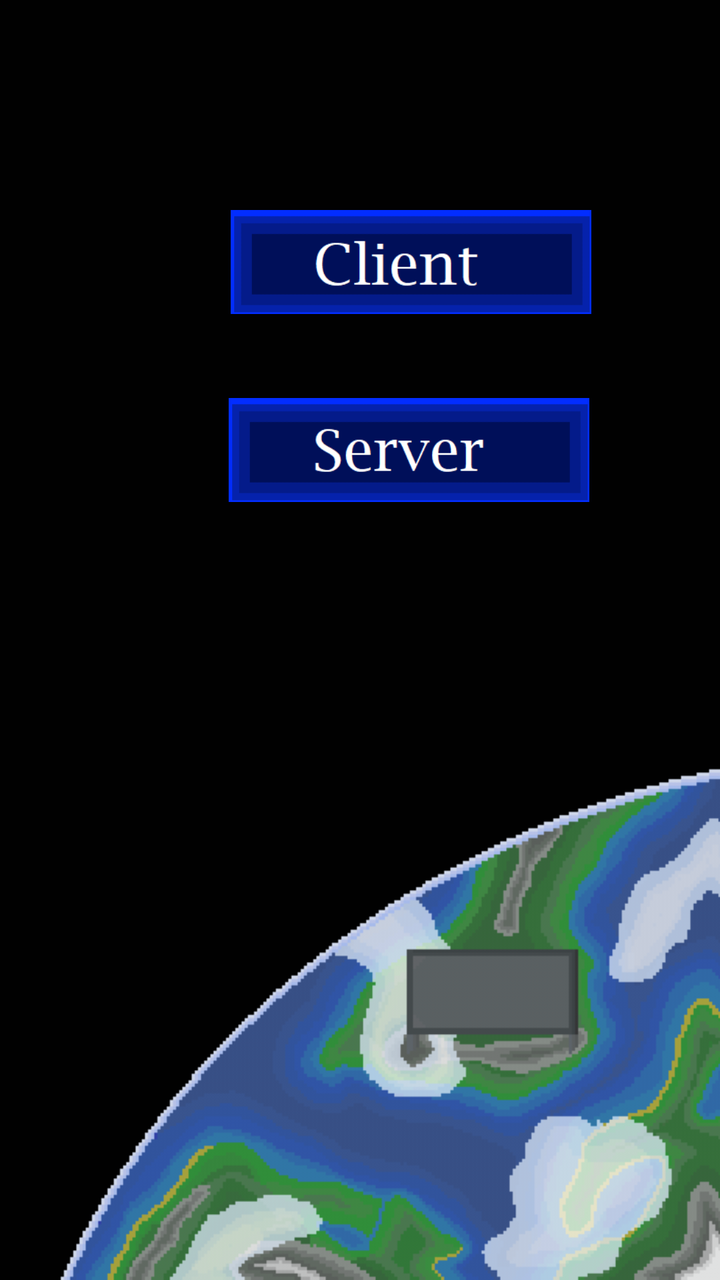
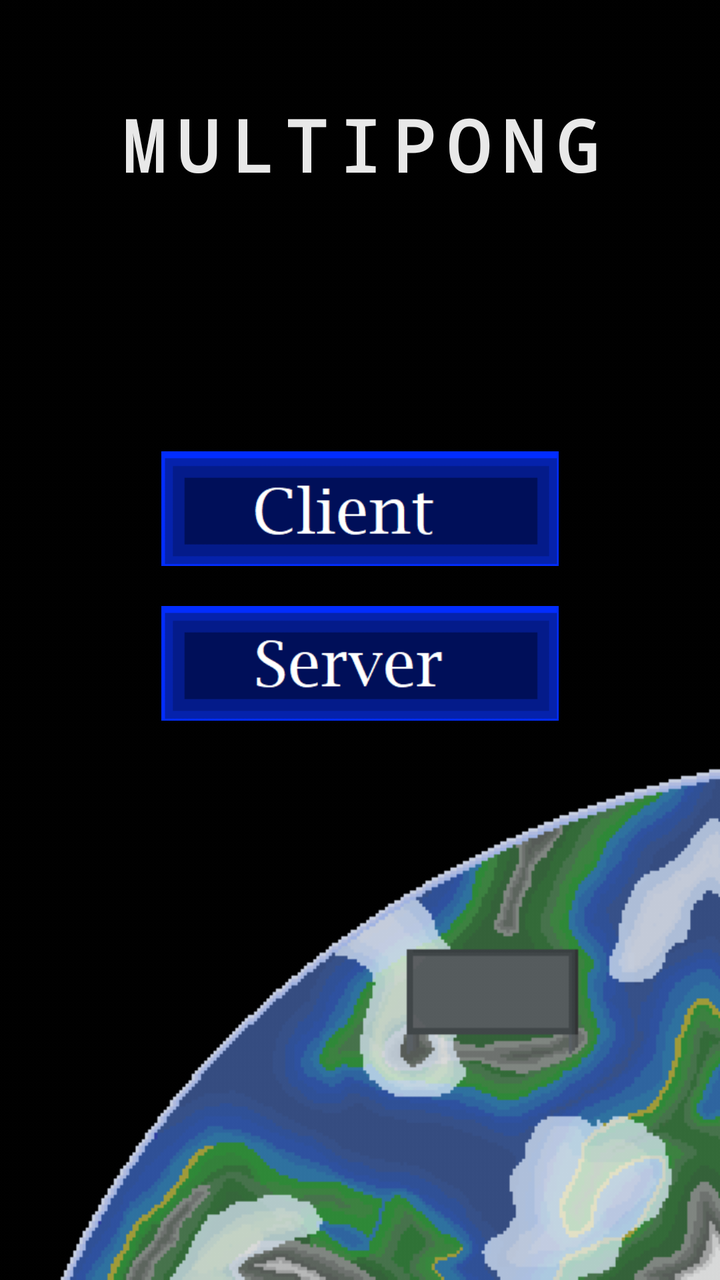

Compare the two renders of this Android layout. The source of the first and the diff that turns it into the second are given below.
<!-- AndroidManifest.xml: application theme AppTheme -->
<!-- res/layout/activity_main.xml -->
<?xml version="1.0" encoding="utf-8"?>
<RelativeLayout  xmlns:android="http://schemas.android.com/apk/res/android"
    xmlns:app="http://schemas.android.com/apk/res-auto"
    xmlns:tools="http://schemas.android.com/tools"
    android:layout_width="match_parent"
    android:layout_height="match_parent"
    tools:context=".MainActivity"

    android:background="@drawable/backgound_hauptmenue">


    <ImageView
        android:id="@+id/messureBild"
        android:layout_width="wrap_content"
        android:layout_height="wrap_content"
        android:layout_alignParentStart="true"
        android:layout_alignParentTop="true"
        android:layout_alignParentEnd="true"
        android:layout_alignParentBottom="true"
        android:layout_marginStart="0dp"
        android:layout_marginLeft="0dp"
        android:layout_marginTop="0dp"
        android:layout_marginEnd="0dp"
        android:layout_marginRight="0dp"
        android:layout_marginBottom="0dp"
        android:scaleType="fitXY"
        android:visibility="visible"
        app:srcCompat="@drawable/backgound_hauptmenue" />

    <ImageButton
        android:id="@+id/join"
        android:layout_width="181dp"
        android:layout_height="wrap_content"
        android:layout_alignParentStart="true"
        android:layout_alignParentTop="true"
        android:layout_marginStart="115dp"
        android:layout_marginTop="105dp"
        android:adjustViewBounds="true"
        android:background="@null"
        android:scaleType="fitCenter"
        app:srcCompat="@drawable/buttonejoin" />

    <ImageButton
        android:id="@+id/server"
        android:layout_width="181dp"
        android:layout_height="wrap_content"
        android:layout_alignParentStart="true"
        android:layout_alignParentTop="true"
        android:layout_marginStart="114dp"
        android:layout_marginTop="199dp"
        android:adjustViewBounds="true"
        android:background="@null"
        android:scaleType="fitCenter"
        app:srcCompat="@drawable/buttonserver" />

</RelativeLayout>
<!-- resources referenced by this layout -->
<resources>
  <!-- drawable backgound_hauptmenue: png bitmap (drawable-v24, 15259 bytes) -->
  <!-- drawable buttonejoin: png bitmap (drawable-v24, 3145 bytes) -->
  <!-- drawable buttonserver: png bitmap (drawable-v24, 3238 bytes) -->
  <style name="AppTheme" parent="Theme.AppCompat.Light.NoActionBar">
          <item name="colorPrimary">@color/colorPrimary</item>
          <item name="colorPrimaryDark">@color/colorPrimaryDark</item>
          <item name="colorAccent">@color/colorAccent</item>
      </style>
  <color name="colorPrimary">#0c7c51</color>
  <color name="colorPrimaryDark">#00574B</color>
  <color name="colorAccent">#D81B60</color>
</resources>

<!-- the commit's change to res/layout/activity_main.xml (unified diff, before → after) -->
@@ -1,56 +1,68 @@
 <?xml version="1.0" encoding="utf-8"?>
-<RelativeLayout  xmlns:android="http://schemas.android.com/apk/res/android"
+<androidx.constraintlayout.widget.ConstraintLayout
+    xmlns:android="http://schemas.android.com/apk/res/android"
     xmlns:app="http://schemas.android.com/apk/res-auto"
     xmlns:tools="http://schemas.android.com/tools"
     android:layout_width="match_parent"
     android:layout_height="match_parent"
-    tools:context=".MainActivity"
+    android:background="@drawable/backgound_hauptmenue"
+    tools:context=".MainActivity">
 
-    android:background="@drawable/backgound_hauptmenue">
+    
+    <View
+        android:id="@+id/messureBild"
+        android:layout_width="0dp"
+        android:layout_height="0dp"
+        android:visibility="invisible"
+        app:layout_constraintBottom_toBottomOf="parent"
+        app:layout_constraintEnd_toEndOf="parent"
+        app:layout_constraintStart_toStartOf="parent"
+        app:layout_constraintTop_toTopOf="parent" />
 
-
-    <ImageView
-        android:id="@+id/messureBild"
+    <TextView
+        android:id="@+id/main_title"
         android:layout_width="wrap_content"
         android:layout_height="wrap_content"
-        android:layout_alignParentStart="true"
-        android:layout_alignParentTop="true"
-        android:layout_alignParentEnd="true"
-        android:layout_alignParentBottom="true"
-        android:layout_marginStart="0dp"
-        android:layout_marginLeft="0dp"
-        android:layout_marginTop="0dp"
-        android:layout_marginEnd="0dp"
-        android:layout_marginRight="0dp"
-        android:layout_marginBottom="0dp"
-        android:scaleType="fitXY"
-        android:visibility="visible"
-        app:srcCompat="@drawable/backgound_hauptmenue" />
+        android:layout_marginTop="48dp"
+        android:fontFamily="monospace"
+        android:letterSpacing="0.15"
+        android:text="MULTIPONG"
+        android:textColor="@color/pixel_white"
+        android:textSize="36sp"
+        android:textStyle="bold"
+        app:layout_constraintEnd_toEndOf="parent"
+        app:layout_constraintStart_toStartOf="parent"
+        app:layout_constraintTop_toTopOf="parent" />
 
+    
     <ImageButton
         android:id="@+id/join"
-        android:layout_width="181dp"
+        android:layout_width="200dp"
         android:layout_height="wrap_content"
-        android:layout_alignParentStart="true"
-        android:layout_alignParentTop="true"
-        android:layout_marginStart="115dp"
-        android:layout_marginTop="105dp"
+        android:layout_marginBottom="20dp"
         android:adjustViewBounds="true"
         android:background="@null"
+        android:contentDescription="@string/btn_join"
         android:scaleType="fitCenter"
+        app:layout_constraintBottom_toTopOf="@+id/server"
+        app:layout_constraintEnd_toEndOf="parent"
+        app:layout_constraintStart_toStartOf="parent"
         app:srcCompat="@drawable/buttonejoin" />
 
+    
     <ImageButton
         android:id="@+id/server"
-        android:layout_width="181dp"
+        android:layout_width="200dp"
         android:layout_height="wrap_content"
-        android:layout_alignParentStart="true"
-        android:layout_alignParentTop="true"
-        android:layout_marginStart="114dp"
-        android:layout_marginTop="199dp"
         android:adjustViewBounds="true"
         android:background="@null"
+        android:contentDescription="@string/btn_host"
         android:scaleType="fitCenter"
+        app:layout_constraintBottom_toBottomOf="parent"
+        app:layout_constraintEnd_toEndOf="parent"
+        app:layout_constraintStart_toStartOf="parent"
+        app:layout_constraintTop_toTopOf="parent"
+        app:layout_constraintVertical_bias="0.52"
         app:srcCompat="@drawable/buttonserver" />
 
-</RelativeLayout>
+</androidx.constraintlayout.widget.ConstraintLayout>
<!-- resource entries referenced after the edit -->
@@ -1,15 +1,61 @@
 <!-- resources referenced by this layout -->
 <resources>
+  <color name="pixel_white">#E8E8E8</color>
   <!-- drawable backgound_hauptmenue: png bitmap (drawable-v24, 15259 bytes) -->
   <!-- drawable buttonejoin: png bitmap (drawable-v24, 3145 bytes) -->
   <!-- drawable buttonserver: png bitmap (drawable-v24, 3238 bytes) -->
-  <style name="AppTheme" parent="Theme.AppCompat.Light.NoActionBar">
-          <item name="colorPrimary">@color/colorPrimary</item>
-          <item name="colorPrimaryDark">@color/colorPrimaryDark</item>
-          <item name="colorAccent">@color/colorAccent</item>
+  <string name="btn_host">HOST</string>
+  <string name="btn_join">JOIN</string>
+  <style name="AppTheme" parent="Theme.AppCompat.NoActionBar">
+          <item name="colorPrimary">@color/neon_cyan</item>
+          <item name="colorPrimaryDark">@color/bg_black</item>
+          <item name="colorAccent">@color/neon_magenta</item>
+          <item name="android:windowBackground">@color/bg_black</item>
+          <item name="android:textColor">@color/pixel_white</item>
+          <item name="android:fontFamily">monospace</item>
+          <item name="buttonStyle">@style/RetroButton</item>
       </style>
-  <color name="colorPrimary">#0c7c51</color>
-  <color name="colorPrimaryDark">#00574B</color>
-  <color name="colorAccent">#D81B60</color>
+  <color name="neon_cyan">#00F5FF</color>
+  <color name="bg_black">#0A0A0A</color>
+  <color name="neon_magenta">#FF00AA</color>
+  <style name="RetroButton" parent="Widget.AppCompat.Button">
+          <item name="android:fontFamily">monospace</item>
+          <item name="android:textColor">@color/pixel_white</item>
+          <item name="android:textAllCaps">true</item>
+          <item name="android:letterSpacing">0.08</item>
+          <item name="android:background">@drawable/btn_retro</item>
+          <item name="android:paddingStart">20dp</item>
+          <item name="android:paddingEnd">20dp</item>
+          <item name="android:paddingTop">12dp</item>
+          <item name="android:paddingBottom">12dp</item>
+      </style>
+  <!-- drawable btn_retro (drawable) -->
+  <?xml version="1.0" encoding="utf-8"?>
+  <selector xmlns:android="http://schemas.android.com/apk/res/android">
+  
+      
+      <item android:state_pressed="true">
+          <shape>
+              <solid android:color="#00F5FF" />
+          </shape>
+      </item>
+  
+      
+      <item android:state_focused="true">
+          <shape>
+              <solid android:color="#111111" />
+              <stroke android:width="2dp" android:color="#00F5FF" />
+          </shape>
+      </item>
+  
+      
+      <item>
+          <shape>
+              <solid android:color="#111111" />
+              <stroke android:width="2dp" android:color="#E8E8E8" />
+          </shape>
+      </item>
+  
+  </selector>
 </resources>
 
